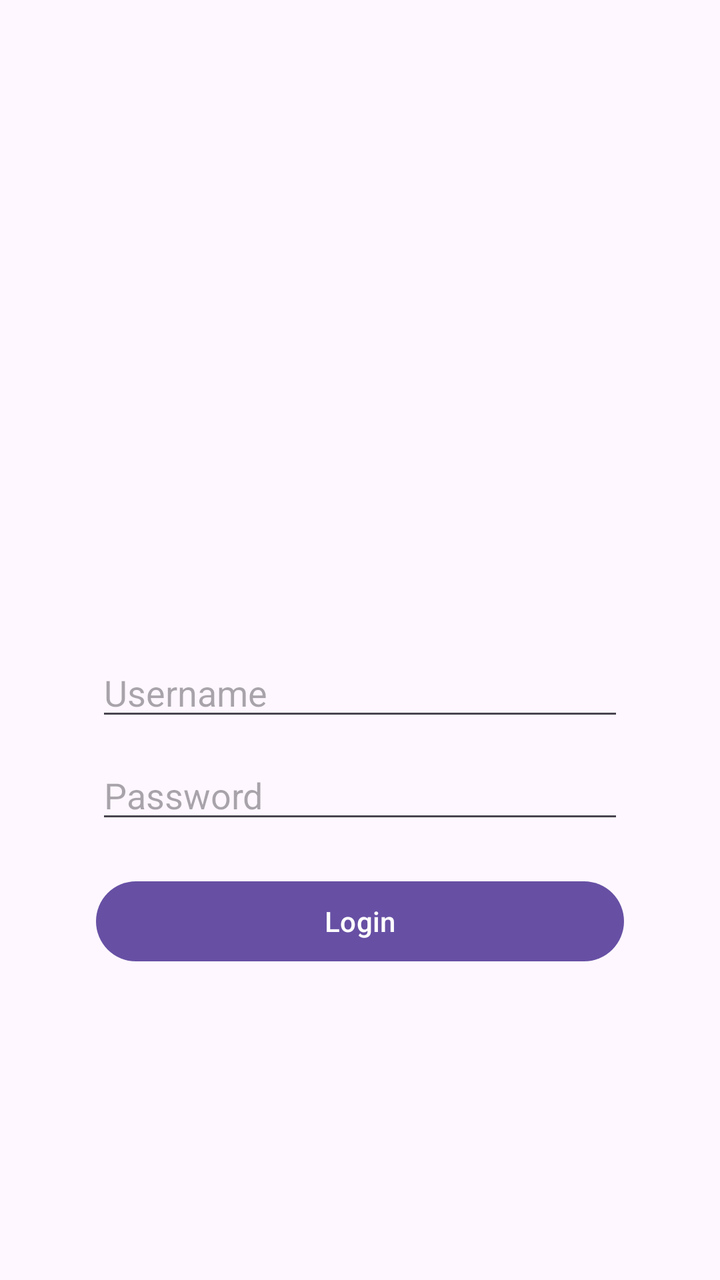
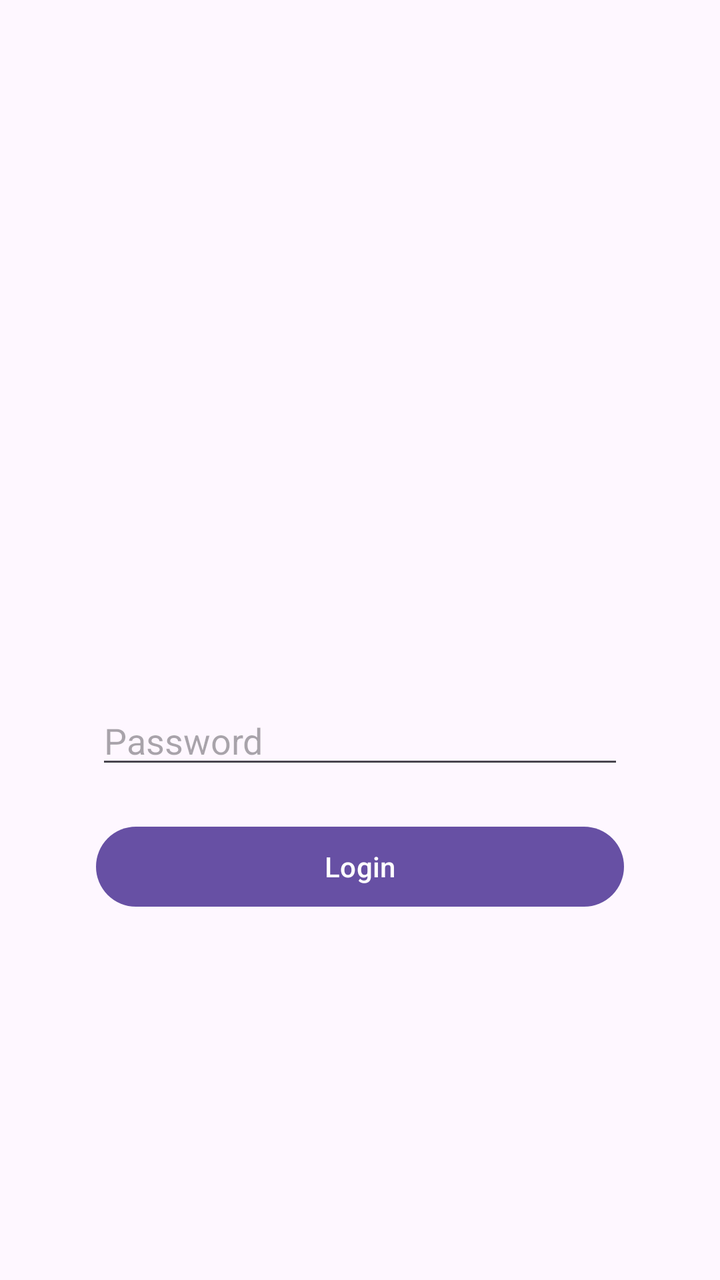

Before-and-after screenshots of an Android layout around one commit, followed by the original layout XML and the change that was made.
<!-- AndroidManifest.xml: application theme Theme.PassManager -->
<!-- res/layout/activity_login.xml -->
<?xml version="1.0" encoding="utf-8"?>
<androidx.constraintlayout.widget.ConstraintLayout xmlns:android="http://schemas.android.com/apk/res/android"
    xmlns:app="http://schemas.android.com/apk/res-auto"
    xmlns:tools="http://schemas.android.com/tools"
    android:layout_width="match_parent"
    android:layout_height="match_parent"
    android:orientation="vertical"
    android:padding="24dp">

    <EditText
        android:id="@+id/etUsername"
        android:layout_width="match_parent"
        android:layout_height="wrap_content"
        android:layout_marginStart="24dp"
        android:layout_marginTop="300dp"
        android:layout_marginEnd="24dp"
        android:layout_marginBottom="10dp"
        android:hint="Username"
        app:layout_constraintBottom_toTopOf="@+id/etPassword"
        app:layout_constraintEnd_toEndOf="parent"
        app:layout_constraintStart_toStartOf="parent"
        app:layout_constraintTop_toTopOf="parent" />

    <EditText
        android:id="@+id/etPassword"
        android:layout_width="match_parent"
        android:layout_height="wrap_content"
        android:layout_marginStart="24dp"
        android:layout_marginEnd="24dp"
        android:layout_marginBottom="28dp"
        android:hint="Password"
        android:inputType="textPassword"
        app:layout_constraintBottom_toTopOf="@+id/btnLogin"
        app:layout_constraintEnd_toEndOf="parent"
        app:layout_constraintStart_toStartOf="parent"
        app:layout_constraintTop_toBottomOf="@+id/etUsername" />

    <Button
        android:id="@+id/btnLogin"
        android:layout_width="match_parent"
        android:layout_height="wrap_content"
        android:layout_marginStart="24dp"
        android:layout_marginTop="20dp"
        android:layout_marginEnd="24dp"
        android:text="Login"
        app:layout_constraintEnd_toEndOf="parent"
        app:layout_constraintHorizontal_bias="0.0"
        app:layout_constraintStart_toStartOf="parent"
        app:layout_constraintTop_toBottomOf="@+id/etPassword" />

</androidx.constraintlayout.widget.ConstraintLayout>
<!-- resources referenced by this layout -->
<resources>
  <style name="Theme.PassManager" parent="Base.Theme.PassManager" />
  <style name="Base.Theme.PassManager" parent="Theme.Material3.DayNight.NoActionBar">
          
          
      </style>
</resources>

<!-- the commit's change to res/layout/activity_login.xml (unified diff, before → after) -->
@@ -8,24 +8,11 @@
     android:padding="24dp">
 
     <EditText
-        android:id="@+id/etUsername"
-        android:layout_width="match_parent"
-        android:layout_height="wrap_content"
-        android:layout_marginStart="24dp"
-        android:layout_marginTop="300dp"
-        android:layout_marginEnd="24dp"
-        android:layout_marginBottom="10dp"
-        android:hint="Username"
-        app:layout_constraintBottom_toTopOf="@+id/etPassword"
-        app:layout_constraintEnd_toEndOf="parent"
-        app:layout_constraintStart_toStartOf="parent"
-        app:layout_constraintTop_toTopOf="parent" />
-
-    <EditText
         android:id="@+id/etPassword"
         android:layout_width="match_parent"
         android:layout_height="wrap_content"
         android:layout_marginStart="24dp"
+        android:layout_marginTop="324dp"
         android:layout_marginEnd="24dp"
         android:layout_marginBottom="28dp"
         android:hint="Password"
@@ -33,7 +20,7 @@
         app:layout_constraintBottom_toTopOf="@+id/btnLogin"
         app:layout_constraintEnd_toEndOf="parent"
         app:layout_constraintStart_toStartOf="parent"
-        app:layout_constraintTop_toBottomOf="@+id/etUsername" />
+        app:layout_constraintTop_toTopOf="parent" />
 
     <Button
         android:id="@+id/btnLogin"
